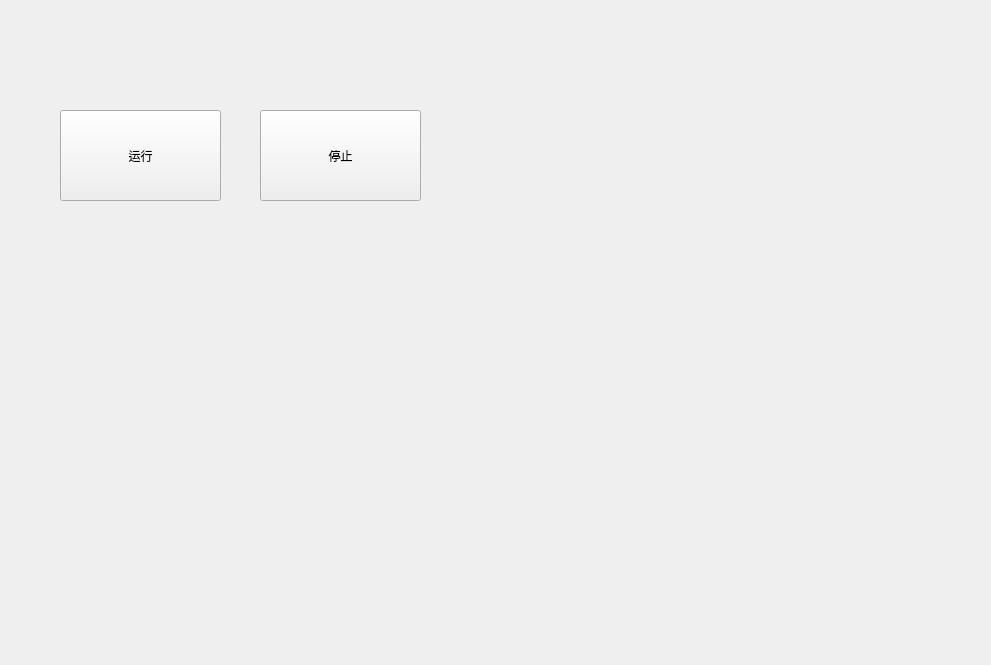
YeHaoZhong/loopline_houjie, file loopline_houjie.ui: the form before one commit.
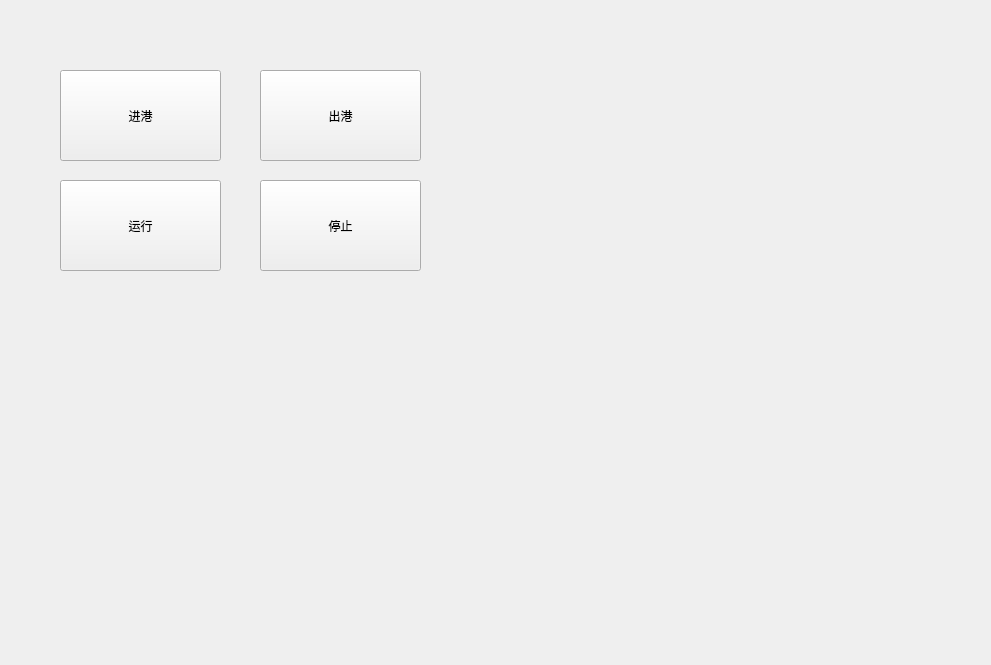
The form after the commit.

Diff of the .ui file:
```diff
--- a/loopline_houjie.ui
+++ b/loopline_houjie.ui
@@ -17,7 +17,7 @@
    <property name="geometry">
     <rect>
      <x>60</x>
-     <y>110</y>
+     <y>180</y>
      <width>161</width>
      <height>91</height>
     </rect>
@@ -30,7 +30,7 @@
    <property name="geometry">
     <rect>
      <x>260</x>
-     <y>110</y>
+     <y>180</y>
      <width>161</width>
      <height>91</height>
     </rect>
@@ -39,6 +39,32 @@
     <string>停止</string>
    </property>
   </widget>
+  <widget class="QPushButton" name="inOperator_btn">
+   <property name="geometry">
+    <rect>
+     <x>60</x>
+     <y>70</y>
+     <width>161</width>
+     <height>91</height>
+    </rect>
+   </property>
+   <property name="text">
+    <string>进港</string>
+   </property>
+  </widget>
+  <widget class="QPushButton" name="outOperator_btn">
+   <property name="geometry">
+    <rect>
+     <x>260</x>
+     <y>70</y>
+     <width>161</width>
+     <height>91</height>
+    </rect>
+   </property>
+   <property name="text">
+    <string>出港</string>
+   </property>
+  </widget>
  </widget>
  <resources/>
  <connections/>
```
